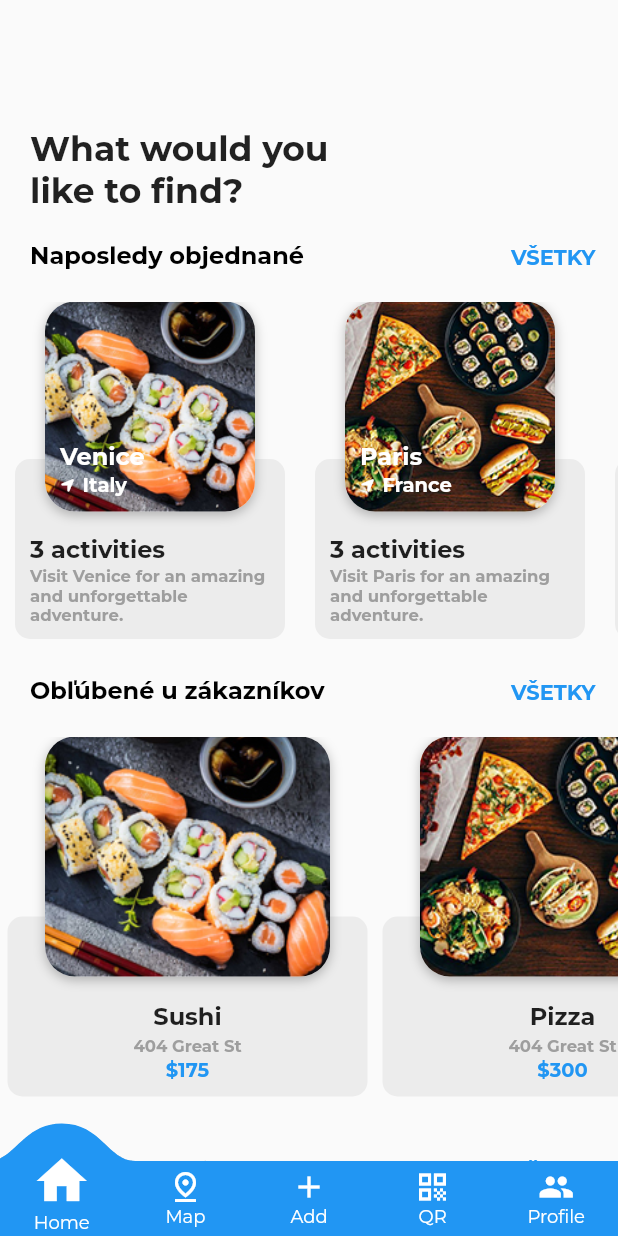
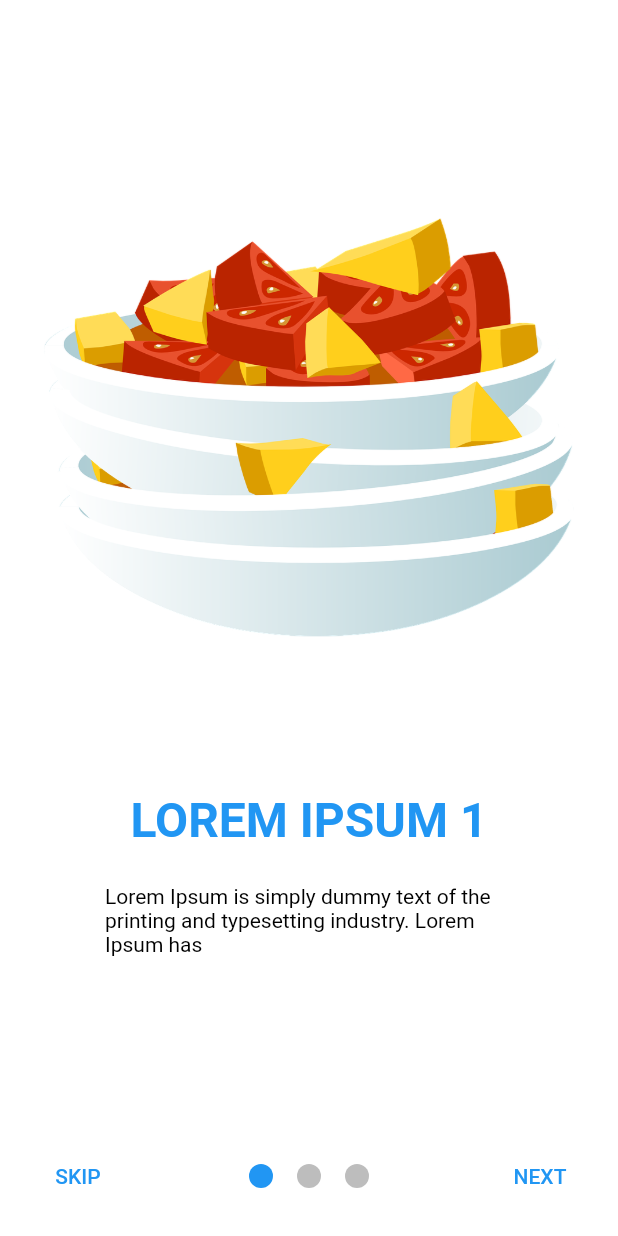
Before and after one commit to PatrikChvojka/My-First-Flutter-App, a Flutter app: the screen it shows after launch, on a phone screen of 412 x 824 dp. Run offline on Flutter 3.47's test engine with Material 2 defaults, Android fonts, the phone set to English and light mode, and no system bars; drawn by our look-alikes of convex_bottom_bar, smooth_page_indicator; our stand-ins replace flutter_spinkit, font_awesome_flutter, google_maps_flutter, qr_flutter; missing offline and left inert: cloud_firestore_web, dart:ffi, firebase_auth_web, firebase_core_web, flutter_polyline_points; accounts and stored records are empty; project files that could hold a hidden picture were left out.

Commit message:
Nová apka s mapou 7

```diff
--- a/lib/presentation/pages/home.dart
+++ b/lib/presentation/pages/home.dart
@@ -61,7 +61,6 @@ class _MyHomePageState extends State<MyHomePage> {
       body: Container(
         padding: EdgeInsets.fromLTRB(0.0, 0.0, 0.0, 0.0),
         constraints: const BoxConstraints.expand(),
-        // slider
         child: SingleChildScrollView(
           child: Column(
             crossAxisAlignment: CrossAxisAlignment.start,
--- /dev/null
+++ b/lib/presentation/pages/onboarding.dart
@@ -0,0 +1,156 @@
+import 'package:flutter/material.dart';
+import 'package:flutter_application_1/presentation/pages/home.dart';
+import 'package:smooth_page_indicator/smooth_page_indicator.dart';
+
+class Onboarding extends StatefulWidget {
+  const Onboarding({Key? key}) : super(key: key);
+
+  @override
+  State<Onboarding> createState() => _OnboardingState();
+}
+
+class _OnboardingState extends State<Onboarding> {
+  final controller = PageController();
+  bool isLastPage = false;
+
+  @override
+  void dispose() {
+    controller.dispose();
+    super.dispose();
+  }
+
+  Widget buildPage({
+    required Color color,
+    required String urlImage,
+    required title,
+    required subtitle,
+  }) =>
+      Container(
+        color: color,
+        child: Column(
+          mainAxisAlignment: MainAxisAlignment.center,
+          children: [
+            Image.asset(
+              urlImage,
+              fit: BoxFit.cover,
+              width: double.infinity,
+            ),
+            const SizedBox(height: 64),
+            Text(
+              title,
+              style: TextStyle(
+                color: Colors.blue,
+                fontSize: 32,
+                fontWeight: FontWeight.bold,
+              ),
+            ),
+            const SizedBox(height: 24),
+            Container(
+              padding: const EdgeInsets.symmetric(horizontal: 70.0),
+              child: Text(
+                subtitle,
+                style: const TextStyle(color: Colors.black),
+              ),
+            ),
+          ],
+        ),
+      );
+
+  @override
+  Widget build(BuildContext context) {
+    return Scaffold(
+      body: Container(
+        padding: const EdgeInsets.only(bottom: 80.0),
+        child: PageView(
+          controller: controller,
+          onPageChanged: (index) {
+            if (index == 2) {
+              isLastPage = true;
+            } else {
+              isLastPage = false;
+            }
+            print(isLastPage);
+          },
+          children: [
+            buildPage(
+              color: Colors.white,
+              urlImage: 'lib/assets/illustration02.png',
+              title: 'LOREM IPSUM 1',
+              subtitle:
+                  'Lorem Ipsum is simply dummy text of the printing and typesetting industry. Lorem Ipsum has',
+            ),
+            buildPage(
+              color: Colors.white,
+              urlImage: 'lib/assets/illustration02.png',
+              title: 'LOREM IPSUM 2',
+              subtitle:
+                  'Lorem Ipsum is simply dummy text of the printing and typesetting industry. Lorem Ipsum has',
+            ),
+            buildPage(
+              color: Colors.white,
+              urlImage: 'lib/assets/illustration02.png',
+              title: 'LOREM IPSUM 3',
+              subtitle:
+                  'Lorem Ipsum is simply dummy text of the printing and typesetting industry. Lorem Ipsum has',
+            ),
+          ],
+        ),
+      ),
+      bottomSheet: isLastPage
+          ? TextButton(
+              style: TextButton.styleFrom(
+                  shape: RoundedRectangleBorder(
+                    borderRadius: BorderRadius.circular(10.0),
+                  ),
+                  primary: Colors.white,
+                  backgroundColor: Colors.blue,
+                  minimumSize: const Size.fromHeight(80)),
+              child: const Text(
+                'Get Started',
+                style: TextStyle(fontSize: 24),
+              ),
+              onPressed: () async {
+                Navigator.of(context).pushReplacement(
+                  MaterialPageRoute(builder: (context) => MyApp()),
+                );
+              },
+            )
+          : Container(
+              color: Colors.white,
+              padding:
+                  const EdgeInsets.symmetric(horizontal: 20.0, vertical: 20.0),
+              height: 80.0,
+              child: Row(
+                mainAxisAlignment: MainAxisAlignment.spaceBetween,
+                children: [
+                  TextButton(
+                    child: const Text('SKIP'),
+                    onPressed: () => controller.jumpToPage(2),
+                  ),
+                  Center(
+                    child: SmoothPageIndicator(
+                      controller: controller,
+                      count: 3,
+                      effect: WormEffect(
+                        spacing: 16,
+                        dotColor: Colors.black26,
+                        activeDotColor: Colors.blue,
+                      ),
+                      onDotClicked: (index) => controller.animateToPage(index,
+                          duration: const Duration(milliseconds: 500),
+                          curve: Curves.easeIn),
+                    ),
+                  ),
+                  TextButton(
+                    child: const Text('NEXT'),
+                    onPressed: () => controller.nextPage(
+                      duration: const Duration(milliseconds: 500),
+                      curve: Curves.easeInOut,
+                    ),
+                  ),
+                ],
+              ),
+            ),
+    );
+  }
+}
--- a/pubspec.yaml
+++ b/pubspec.yaml
@@ -50,6 +50,7 @@ dependencies:
   geolocator: ^9.0.1
   flutter_polyline_points: ^1.0.0
   pay: ^1.0.10
+  smooth_page_indicator: ^1.0.0+2
 
   # The following adds the Cupertino Icons font to your application.
   # Use with the CupertinoIcons class for iOS style icons.
```
Also changed, not shown: lib/assets/default_payment_profile_google_pay.json (added, +35 -0 lines), lib/main.dart (+6 -2 lines), lib/assets/illustration02.png (added), pubspec.lock, 2 other files.
